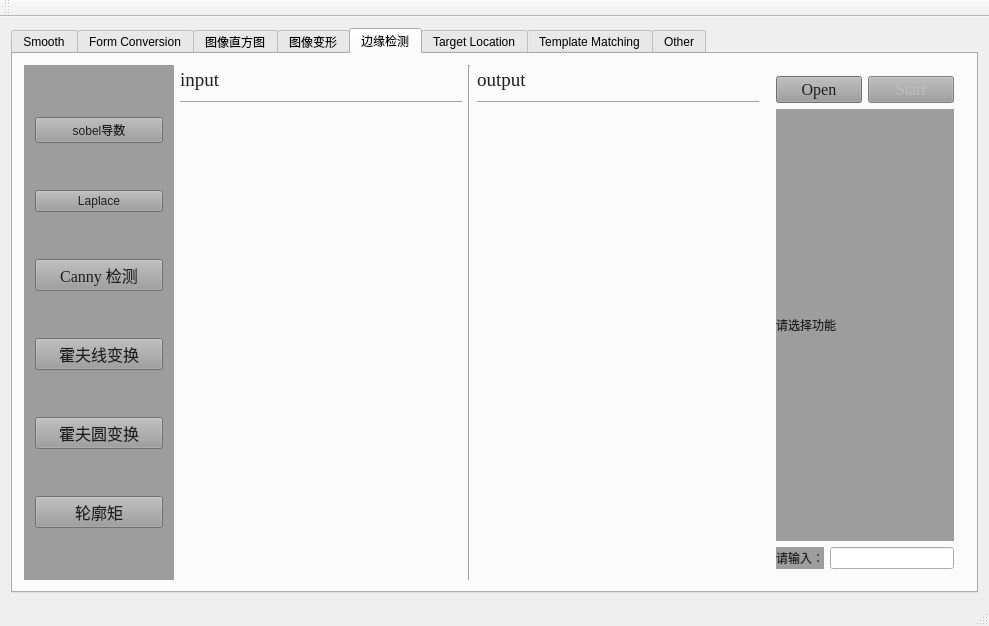
This is Hi_Opencv/Hi_Opencv/Hi_Opencv.ui in weifenglin/opencv as Qt 5 draws it before an edit. The edited form follows.
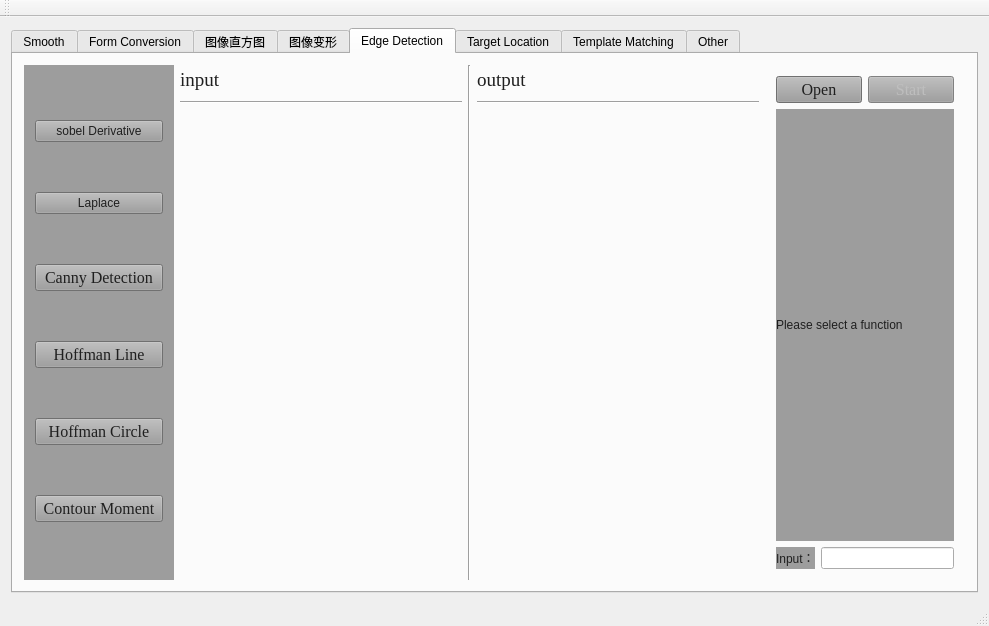
This is the edited form. The open tabs and pages were chosen to show the change. Icons and pictures are not drawn.

```diff
--- a/Hi_Opencv/Hi_Opencv/Hi_Opencv.ui
+++ b/Hi_Opencv/Hi_Opencv/Hi_Opencv.ui
@@ -2330,7 +2330,7 @@
       </widget>
       <widget class="QWidget" name="tab_3">
        <attribute name="title">
-        <string>边缘检测</string>
+        <string>Edge Detection</string>
        </attribute>
        <layout class="QHBoxLayout" name="horizontalLayout_18">
         <item>
@@ -2362,7 +2362,7 @@
 background-color: rgb(157, 157, 157);</string>
              </property>
              <property name="text">
-              <string>sobel导数</string>
+              <string>sobel Derivative</string>
              </property>
             </widget>
            </item>
@@ -2391,7 +2391,7 @@
               <string notr="true">background-color: rgb(157, 157, 157);</string>
              </property>
              <property name="text">
-              <string>Canny 检测</string>
+              <string>Canny Detection</string>
              </property>
             </widget>
            </item>
@@ -2410,7 +2410,7 @@
               <string notr="true">background-color: rgb(157, 157, 157);</string>
              </property>
              <property name="text">
-              <string>霍夫线变换</string>
+              <string>Hoffman Line</string>
              </property>
             </widget>
            </item>
@@ -2429,7 +2429,7 @@
               <string notr="true">background-color: rgb(157, 157, 157);</string>
              </property>
              <property name="text">
-              <string>霍夫圆变换</string>
+              <string>Hoffman Circle</string>
              </property>
             </widget>
            </item>
@@ -2448,7 +2448,7 @@
               <string notr="true">background-color: rgb(157, 157, 157);</string>
              </property>
              <property name="text">
-              <string>轮廓矩</string>
+              <string>Contour Moment</string>
              </property>
             </widget>
            </item>
@@ -2668,7 +2668,7 @@
 background-color: rgb(157, 157, 157);</string>
              </property>
              <property name="text">
-              <string>请选择功能</string>
+              <string>Please select a function</string>
              </property>
             </widget>
            </item>
@@ -2682,7 +2682,7 @@
 background-color: rgb(157, 157, 157);</string>
                </property>
                <property name="text">
-                <string>请输入：</string>
+                <string>Input：</string>
                </property>
               </widget>
              </item>
```
Left out of the diff: 184 changed lines with no effect on the pictures.
